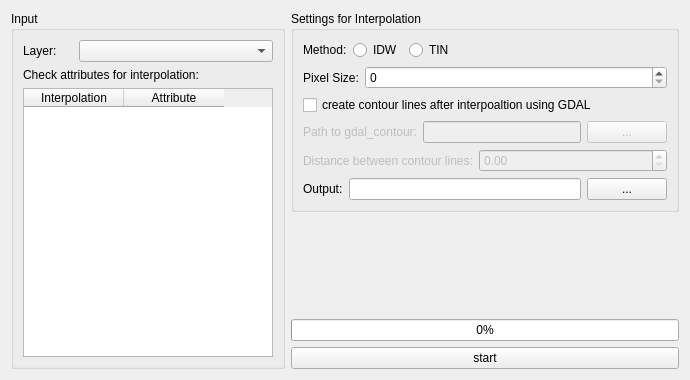
Above: src/BatchInterpolation/batch_interpolation_dialog_base.ui from jagodki/Batch-Interpolation before the change. Below: the same form after it.
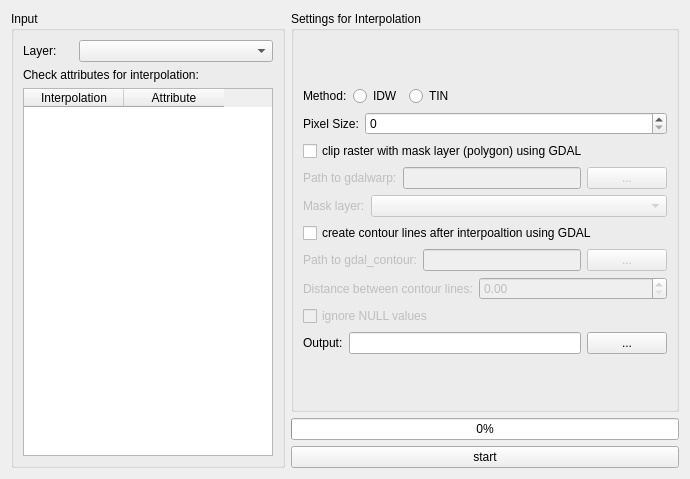
That is the form after the change.

Commit message: edit gui to clip raster

What changed in the file:
```diff
--- a/src/BatchInterpolation/batch_interpolation_dialog_base.ui
+++ b/src/BatchInterpolation/batch_interpolation_dialog_base.ui
@@ -7,7 +7,7 @@
     <x>0</x>
     <y>0</y>
     <width>690</width>
-    <height>380</height>
+    <height>479</height>
    </rect>
   </property>
   <property name="sizePolicy">
@@ -213,6 +213,81 @@
               </item>
              </layout>
             </item>
+            <item>
+             <layout class="QHBoxLayout" name="horizontalLayout_10">
+              <item>
+               <widget class="QCheckBox" name="checkBox_clip_raster">
+                <property name="text">
+                 <string>clip raster with mask layer (polygon) using GDAL</string>
+                </property>
+               </widget>
+              </item>
+             </layout>
+            </item>
+            <item>
+             <layout class="QHBoxLayout" name="horizontalLayout_11">
+              <item>
+               <widget class="QLabel" name="label_gdalwarp">
+                <property name="enabled">
+                 <bool>false</bool>
+                </property>
+                <property name="text">
+                 <string>Path to gdalwarp:</string>
+                </property>
+               </widget>
+              </item>
+              <item>
+               <widget class="QLineEdit" name="lineEdit_gdalwarp">
+                <property name="enabled">
+                 <bool>false</bool>
+                </property>
+               </widget>
+              </item>
+              <item>
+               <widget class="QPushButton" name="pushButton_gdalwarp">
+                <property name="enabled">
+                 <bool>false</bool>
+                </property>
+                <property name="text">
+                 <string>...</string>
+                </property>
+               </widget>
+              </item>
+             </layout>
+            </item>
+            <item>
+             <layout class="QHBoxLayout" name="horizontalLayout_13">
+              <item>
+               <widget class="QLabel" name="label_mask_layer">
+                <property name="enabled">
+                 <bool>false</bool>
+                </property>
+                <property name="sizePolicy">
+                 <sizepolicy hsizetype="Preferred" vsizetype="Preferred">
+                  <horstretch>0</horstretch>
+                  <verstretch>0</verstretch>
+                 </sizepolicy>
+                </property>
+                <property name="text">
+                 <string>Mask layer:</string>
+                </property>
+               </widget>
+              </item>
+              <item>
+               <widget class="QComboBox" name="comboBox_mask_layer">
+                <property name="enabled">
+                 <bool>false</bool>
+                </property>
+                <property name="sizePolicy">
+                 <sizepolicy hsizetype="Expanding" vsizetype="Fixed">
+                  <horstretch>0</horstretch>
+                  <verstretch>0</verstretch>
+                 </sizepolicy>
+                </property>
+               </widget>
+              </item>
+             </layout>
+            </item>
             <item>
              <layout class="QVBoxLayout" name="verticalLayout_5">
               <item>
@@ -294,6 +369,20 @@
               </item>
              </layout>
             </item>
+            <item>
+             <layout class="QHBoxLayout" name="horizontalLayout_7">
+              <item>
+               <widget class="QCheckBox" name="checkBox_ignore_null_values">
+                <property name="enabled">
+                 <bool>false</bool>
+                </property>
+                <property name="text">
+                 <string>ignore NULL values</string>
+                </property>
+               </widget>
+              </item>
+             </layout>
+            </item>
             <item>
              <layout class="QHBoxLayout" name="horizontalLayout_8">
               <item>
@@ -323,19 +412,6 @@
          </layout>
         </widget>
        </item>
-       <item>
-        <spacer name="verticalSpacer">
-         <property name="orientation">
-          <enum>Qt::Vertical</enum>
-         </property>
-         <property name="sizeHint" stdset="0">
-          <size>
-           <width>20</width>
-           <height>40</height>
-          </size>
-         </property>
-        </spacer>
-       </item>
        <item>
         <widget class="QProgressBar" name="progressBar">
          <property name="value">
```
The commit also changes 2 other files.
